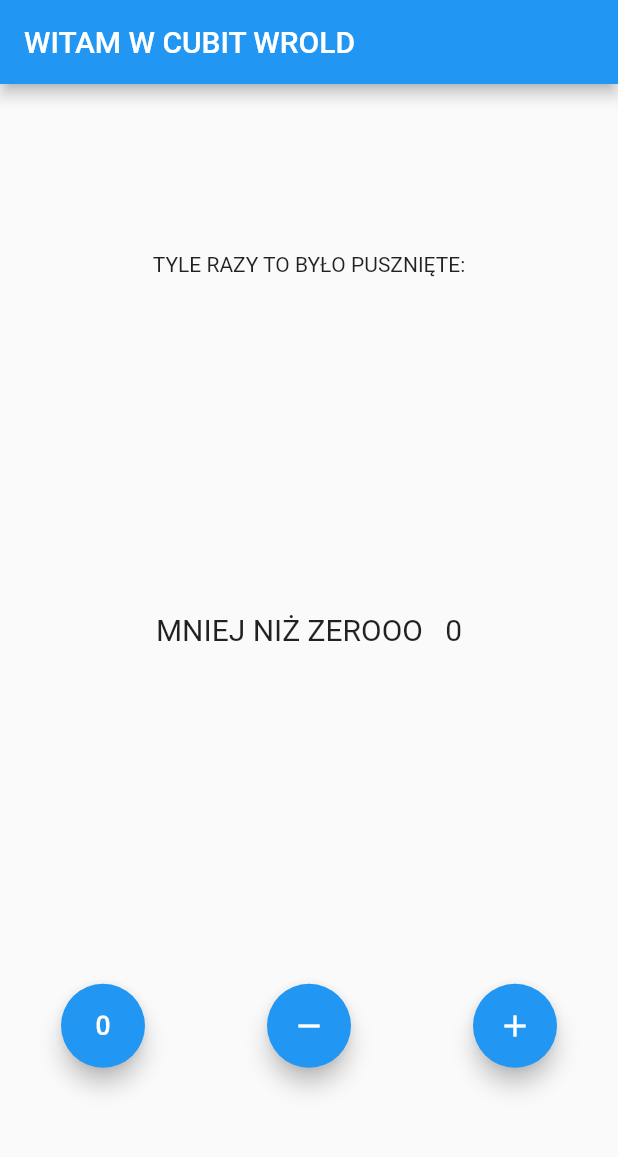
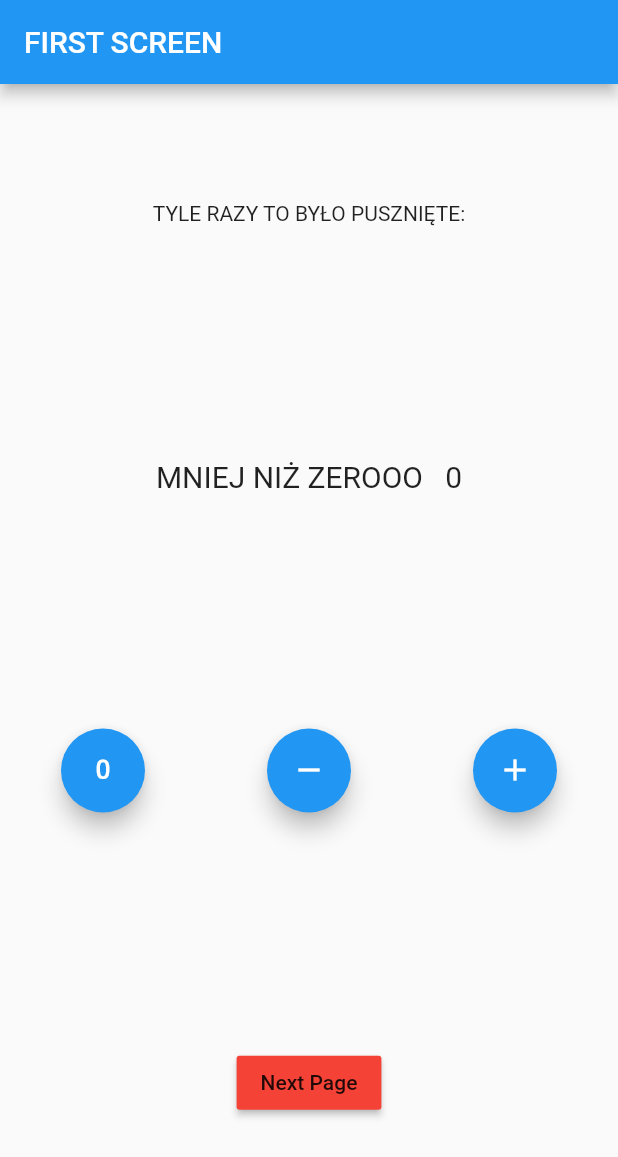
Before and after one commit to dsznycer/bloc_test, a Flutter app: the screen it shows after launch, on a phone screen of 412 x 824 dp. Shown: the top 1157 px of the screen. Run offline on Flutter 3.47's test engine with Material 2 defaults, Android fonts, the light colour scheme and no system bars; our stand-ins replace bloc, flutter_bloc.

Commit message:
new screens

```diff
--- a/lib/main.dart
+++ b/lib/main.dart
@@ -1,6 +1,7 @@
 import 'package:flutter/material.dart';
 import 'package:flutter_bloc/flutter_bloc.dart';
-import 'package:test_bloc_app/cubit/counter_cubit.dart';
+import 'package:test_bloc_app/logic/cubit/counter_cubit.dart';
+import 'package:test_bloc_app/presentation/home_screen.dart';
 
 void main() {
   runApp(const MyApp());
@@ -11,99 +12,16 @@ class MyApp extends StatelessWidget {
 
   @override
   Widget build(BuildContext context) {
-    return BlocProvider<CounterCubit>(
-      create: (context) => CounterCubit(),
-      child: MaterialApp(
-        color: Colors.blueGrey,
-        theme: ThemeData(
-          primaryColor: Colors.blueGrey,
-        ),
-        home: MyHomePage(),
+    return MaterialApp(
+      color: Colors.blueGrey,
+      theme: ThemeData(
+        primaryColor: Colors.blueGrey,
       ),
-    );
-  }
-}
-
-class MyHomePage extends StatefulWidget {
-  const MyHomePage({super.key});
-
-  @override
-  State<MyHomePage> createState() => _MyHomePageState();
-}
-
-class _MyHomePageState extends State<MyHomePage> {
-  @override
-  Widget build(BuildContext context) {
-    return Scaffold(
-      appBar: AppBar(
-        title: Text('WITAM W CUBIT WROLD'),
-      ),
-      body: BlocListener<CounterCubit, CounterState>(
-        listener: (context, state) {
-          if (state.isIncremented == true) {
-            ScaffoldMessenger.of(context).showSnackBar(SnackBar(
-              content: Text('DODANOO'),
-              duration: Duration(seconds: 1),
-            ));
-          } else {
-            ScaffoldMessenger.of(context).showSnackBar(SnackBar(
-              content: Text('ODJĘTOOO'),
-              duration: Duration(seconds: 1),
-            ));
-          }
-        },
-        child: Column(
-          mainAxisAlignment: MainAxisAlignment.spaceAround,
-          children: [
-            Text('TYLE RAZY TO BYŁO PUSZNIĘTE:'),
-            BlocBuilder<CounterCubit, CounterState>(
-              builder: (context, state) {
-                if (state.counterValue < 0) {
-                  return Text(
-                    "UUUU MINUSIKKK  " + state.counterValue.toString(),
-                    style: TextStyle(fontSize: 20),
-                  );
-                } else if (state.counterValue == 0) {
-                  return Text(
-                    "MNIEJ NIŻ ZEROOO   " + state.counterValue.toString(),
-                    style: TextStyle(fontSize: 20),
-                  );
-                } else {
-                  return Text(
-                    "Jesteś na plus!   " + state.counterValue.toString(),
-                    style: TextStyle(fontSize: 20),
-                  );
-                }
-                ;
-              },
-            ),
-            Row(
-              mainAxisAlignment: MainAxisAlignment.spaceAround,
-              mainAxisSize: MainAxisSize.max,
-              children: [
-                FloatingActionButton(
-                  onPressed: () {
-                    BlocProvider.of<CounterCubit>(context).zeroShit();
-                  },
-                  child: Icon(Icons.exposure_zero),
-                ),
-                FloatingActionButton(
-                  onPressed: () {
-                    BlocProvider.of<CounterCubit>(context).decrement();
-                  },
-                  tooltip: 'Decrement',
-                  child: Icon(Icons.remove),
-                ),
-                FloatingActionButton(
-                  onPressed: () {
-                    BlocProvider.of<CounterCubit>(context).increment();
-                  },
-                  tooltip: 'Increment',
-                  child: Icon(Icons.add),
-                )
-              ],
-            )
-          ],
+      home: BlocProvider<CounterCubit>(
+        create: (context) => CounterCubit(),
+        child: HomeScreen(
+          color: Colors.red,
+          text: 'FIRST SCREEN',
         ),
       ),
     );
--- /dev/null
+++ b/lib/presentation/home_screen.dart
@@ -0,0 +1,105 @@
+import 'package:flutter/material.dart';
+import 'package:flutter_bloc/flutter_bloc.dart';
+import 'package:test_bloc_app/presentation/second_screen.dart';
+
+import '../logic/cubit/counter_cubit.dart';
+
+class HomeScreen extends StatefulWidget {
+  Color color;
+  String text;
+
+  HomeScreen({required this.color, required this.text, super.key});
+
+  @override
+  State<HomeScreen> createState() => _HomeScreenState();
+}
+
+class _HomeScreenState extends State<HomeScreen> {
+  @override
+  Widget build(BuildContext context) {
+    return Scaffold(
+      appBar: AppBar(
+        title: Text(widget.text),
+      ),
+      body: BlocListener<CounterCubit, CounterState>(
+        listener: (context, state) {
+          if (state.isIncremented == true) {
+            ScaffoldMessenger.of(context).showSnackBar(SnackBar(
+              content: Text('DODANOO'),
+              duration: Duration(seconds: 1),
+            ));
+          } else {
+            ScaffoldMessenger.of(context).showSnackBar(SnackBar(
+              content: Text('ODJĘTOOO'),
+              duration: Duration(seconds: 1),
+            ));
+          }
+        },
+        child: Column(
+          mainAxisAlignment: MainAxisAlignment.spaceAround,
+          children: [
+            Text('TYLE RAZY TO BYŁO PUSZNIĘTE:'),
+            BlocBuilder<CounterCubit, CounterState>(
+              builder: (context, state) {
+                if (state.counterValue < 0) {
+                  return Text(
+                    "UUUU MINUSIKKK  " + state.counterValue.toString(),
+                    style: TextStyle(fontSize: 20),
+                  );
+                } else if (state.counterValue == 0) {
+                  return Text(
+                    "MNIEJ NIŻ ZEROOO   " + state.counterValue.toString(),
+                    style: TextStyle(fontSize: 20),
+                  );
+                } else {
+                  return Text(
+                    "Jesteś na plus!   " + state.counterValue.toString(),
+                    style: TextStyle(fontSize: 20),
+                  );
+                }
+                ;
+              },
+            ),
+            Row(
+              mainAxisAlignment: MainAxisAlignment.spaceAround,
+              mainAxisSize: MainAxisSize.max,
+              children: [
+                FloatingActionButton(
+                  onPressed: () {
+                    BlocProvider.of<CounterCubit>(context).zeroShit();
+                  },
+                  child: Icon(Icons.exposure_zero),
+                ),
+                FloatingActionButton(
+                  onPressed: () {
+                    BlocProvider.of<CounterCubit>(context).decrement();
+                  },
+                  tooltip: 'Decrement',
+                  child: Icon(Icons.remove),
+                ),
+                FloatingActionButton(
+                  onPressed: () {
+                    BlocProvider.of<CounterCubit>(context).increment();
+                  },
+                  tooltip: 'Increment',
+                  child: Icon(Icons.add),
+                )
+              ],
+            ),
+            MaterialButton(
+                color: widget.color,
+                child: Text('Next Page'),
+                onPressed: () {
+                  Navigator.of(context).push(MaterialPageRoute(
+                      builder: (_) => BlocProvider.value(
+                            value: BlocProvider.of<CounterCubit>(context),
+                            child: SecondScreen(
+                                color: Colors.grey, text: "SECOND SCREEN"),
+                          )));
+                }),
+          ],
+        ),
+      ),
+    );
+  }
+}
```
Also changed, not shown: lib/presentation/second_screen.dart (added, +96 -0 lines), lib/presentation/third_screen.dart (added, +104 -0 lines), lib/logic/cubit/counter_cubit.dart (renamed from lib/cubit/counter_cubit.dart), lib/logic/cubit/counter_state.dart (renamed from lib/cubit/counter_state.dart).
